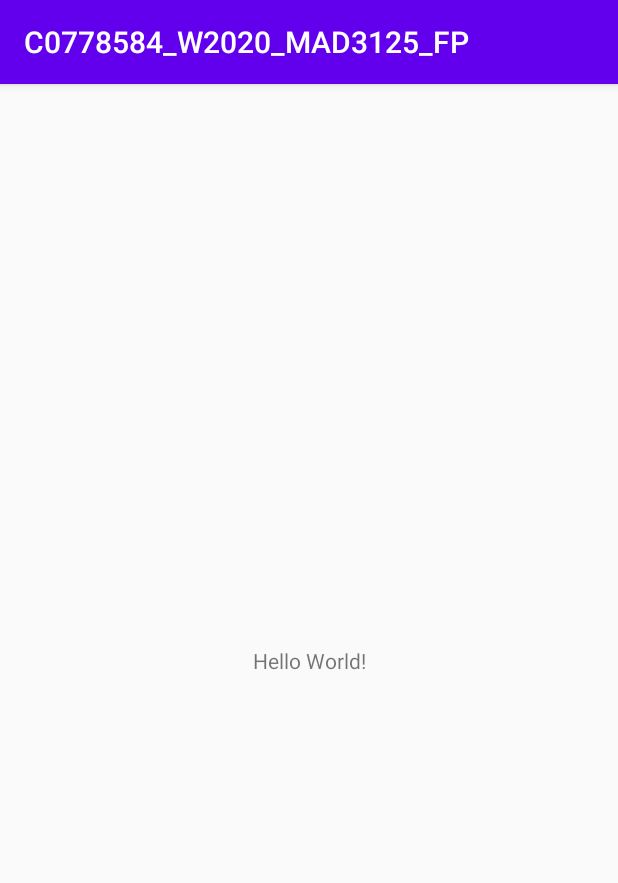
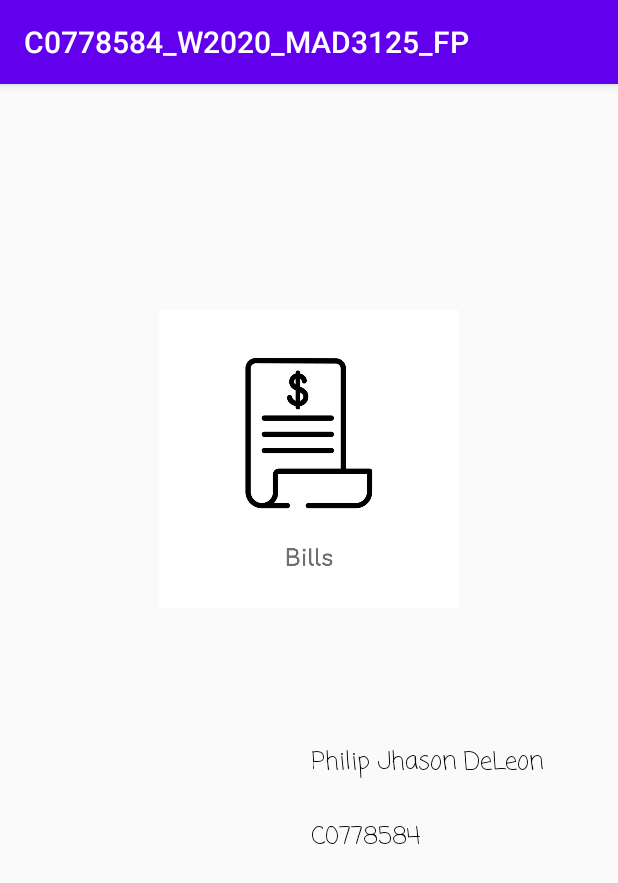
Before and after one commit to philipjhasondeleon/C0778584_W2020_MAD3125_FP, an Android app: the SplashActivity screen opened directly, with no data from a screen before it, on a phone screen of 412 x 824 dp. Shown: the top 883 px of the screen. Run offline under Robolectric (Android 15) with nearby library versions, the light colour scheme and no system bars.

Commit message:
[Philip] Splash screen design added

```diff
--- a/app/src/main/res/layout/activity_splash.xml
+++ b/app/src/main/res/layout/activity_splash.xml
@@ -7,12 +7,39 @@
     tools:context=".SplashActivity">
 
     <TextView
+        android:id="@+id/textView2"
         android:layout_width="wrap_content"
         android:layout_height="wrap_content"
-        android:text="Hello World!"
-        app:layout_constraintBottom_toBottomOf="parent"
-        app:layout_constraintLeft_toLeftOf="parent"
-        app:layout_constraintRight_toRightOf="parent"
-        app:layout_constraintTop_toTopOf="parent" />
+        android:layout_marginTop="90dp"
+        android:layout_marginEnd="50dp"
+        android:fontFamily="casual"
+        android:text="Philip Jhason DeLeon"
+        android:textColor="@android:color/black"
+        android:textSize="16sp"
+        app:layout_constraintEnd_toEndOf="parent"
+        app:layout_constraintTop_toBottomOf="@+id/imageView" />
+
+    <TextView
+        android:id="@+id/textView"
+        android:layout_width="wrap_content"
+        android:layout_height="wrap_content"
+        android:layout_marginTop="25dp"
+        android:layout_marginEnd="132dp"
+        android:fontFamily="casual"
+        android:text="C0778584"
+        android:textColor="@android:color/black"
+        android:textSize="16sp"
+        app:layout_constraintEnd_toEndOf="parent"
+        app:layout_constraintTop_toBottomOf="@+id/textView2" />
+
+    <ImageView
+        android:id="@+id/imageView"
+        android:layout_width="200dp"
+        android:layout_height="200dp"
+        android:layout_marginTop="150dp"
+        app:layout_constraintEnd_toEndOf="parent"
+        app:layout_constraintStart_toStartOf="parent"
+        app:layout_constraintTop_toTopOf="parent"
+        app:srcCompat="@drawable/bills_logo" />
 
 </androidx.constraintlayout.widget.ConstraintLayout>
```
Also changed, not shown: app/src/main/res/drawable/bills_logo.png (added).
